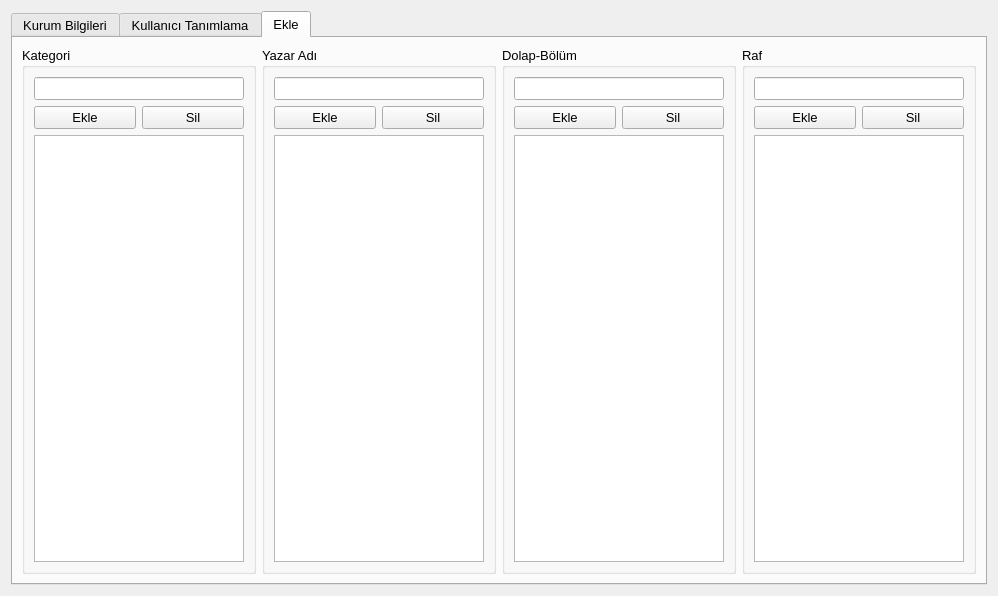
The window that ui/ayarlar.ui (mseroglu/kutuphaneOtomasyon) describes before a commit, drawn with Qt 5.
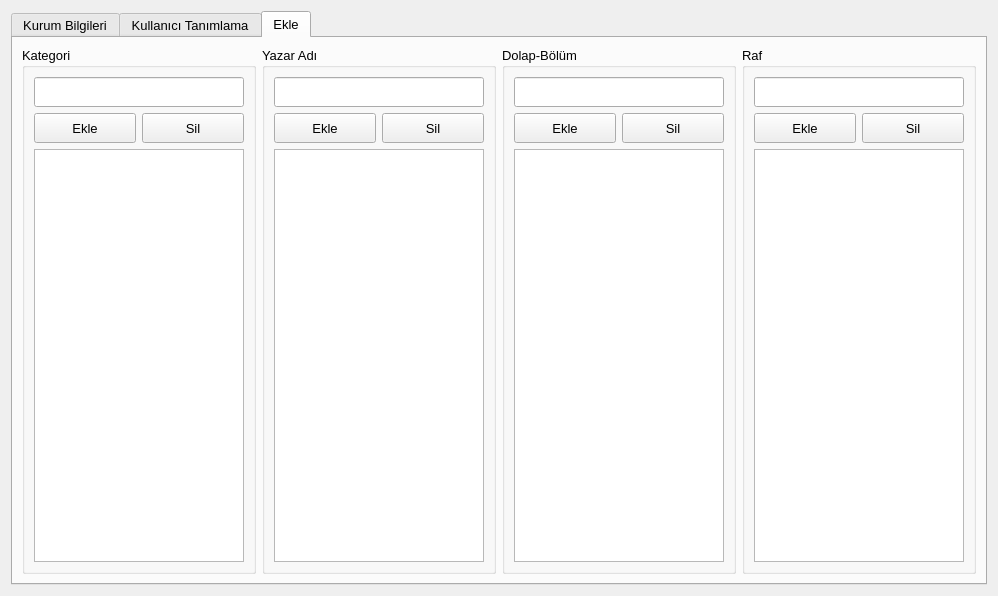
The same window after the commit.

```diff
--- a/ui/ayarlar.ui
+++ b/ui/ayarlar.ui
@@ -870,6 +870,12 @@
          <layout class="QVBoxLayout" name="verticalLayout_2">
           <item>
            <widget class="QLineEdit" name="le_kategori">
+            <property name="minimumSize">
+             <size>
+              <width>0</width>
+              <height>30</height>
+             </size>
+            </property>
             <property name="font">
              <font>
               <pointsize>10</pointsize>
@@ -881,6 +887,12 @@
            <layout class="QHBoxLayout" name="horizontalLayout">
             <item>
              <widget class="QPushButton" name="btn_addCategori">
+              <property name="minimumSize">
+               <size>
+                <width>0</width>
+                <height>30</height>
+               </size>
+              </property>
               <property name="font">
                <font>
                 <pointsize>10</pointsize>
@@ -893,6 +905,12 @@
             </item>
             <item>
              <widget class="QPushButton" name="btn_delCategori">
+              <property name="minimumSize">
+               <size>
+                <width>0</width>
+                <height>30</height>
+               </size>
+              </property>
               <property name="font">
                <font>
                 <pointsize>10</pointsize>
@@ -930,6 +948,12 @@
          <layout class="QVBoxLayout" name="verticalLayout_3">
           <item>
            <widget class="QLineEdit" name="le_author">
+            <property name="minimumSize">
+             <size>
+              <width>0</width>
+              <height>30</height>
+             </size>
+            </property>
             <property name="font">
              <font>
               <pointsize>10</pointsize>
@@ -941,6 +965,12 @@
            <layout class="QHBoxLayout" name="horizontalLayout_2">
             <item>
              <widget class="QPushButton" name="btn_addAuthor">
+              <property name="minimumSize">
+               <size>
+                <width>0</width>
+                <height>30</height>
+               </size>
+              </property>
               <property name="font">
                <font>
                 <pointsize>10</pointsize>
@@ -953,6 +983,12 @@
             </item>
             <item>
              <widget class="QPushButton" name="btn_delAuthor">
+              <property name="minimumSize">
+               <size>
+                <width>0</width>
+                <height>30</height>
+               </size>
+              </property>
               <property name="font">
                <font>
                 <pointsize>10</pointsize>
@@ -990,6 +1026,12 @@
          <layout class="QVBoxLayout" name="verticalLayout_6">
           <item>
            <widget class="QLineEdit" name="le_section">
+            <property name="minimumSize">
+             <size>
+              <width>0</width>
+              <height>30</height>
+             </size>
+            </property>
             <property name="font">
              <font>
               <pointsize>10</pointsize>
@@ -1001,6 +1043,12 @@
            <layout class="QHBoxLayout" name="horizontalLayout_5">
             <item>
              <widget class="QPushButton" name="btn_addSection">
+              <property name="minimumSize">
+               <size>
+                <width>0</width>
+                <height>30</height>
+               </size>
+              </property>
               <property name="font">
                <font>
                 <pointsize>10</pointsize>
@@ -1013,6 +1061,12 @@
             </item>
             <item>
              <widget class="QPushButton" name="btn_delSection">
+              <property name="minimumSize">
+               <size>
+                <width>0</width>
+                <height>30</height>
+               </size>
+              </property>
               <property name="font">
                <font>
                 <pointsize>10</pointsize>
@@ -1050,6 +1104,12 @@
          <layout class="QVBoxLayout" name="verticalLayout_7">
           <item>
            <widget class="QLineEdit" name="le_bookshelf">
+            <property name="minimumSize">
+             <size>
+              <width>0</width>
+              <height>30</height>
+             </size>
+            </property>
             <property name="font">
              <font>
               <pointsize>10</pointsize>
@@ -1061,6 +1121,12 @@
            <layout class="QHBoxLayout" name="horizontalLayout_7">
             <item>
              <widget class="QPushButton" name="btn_addBookshelf">
+              <property name="minimumSize">
+               <size>
+                <width>0</width>
+                <height>30</height>
+               </size>
+              </property>
               <property name="font">
                <font>
                 <pointsize>10</pointsize>
@@ -1073,6 +1139,12 @@
             </item>
             <item>
              <widget class="QPushButton" name="btn_delBookshelf">
+              <property name="minimumSize">
+               <size>
+                <width>0</width>
+                <height>30</height>
+               </size>
+              </property>
               <property name="font">
                <font>
                 <pointsize>10</pointsize>
```
Left out of the diff: 35 changed lines with no effect on the pictures.
